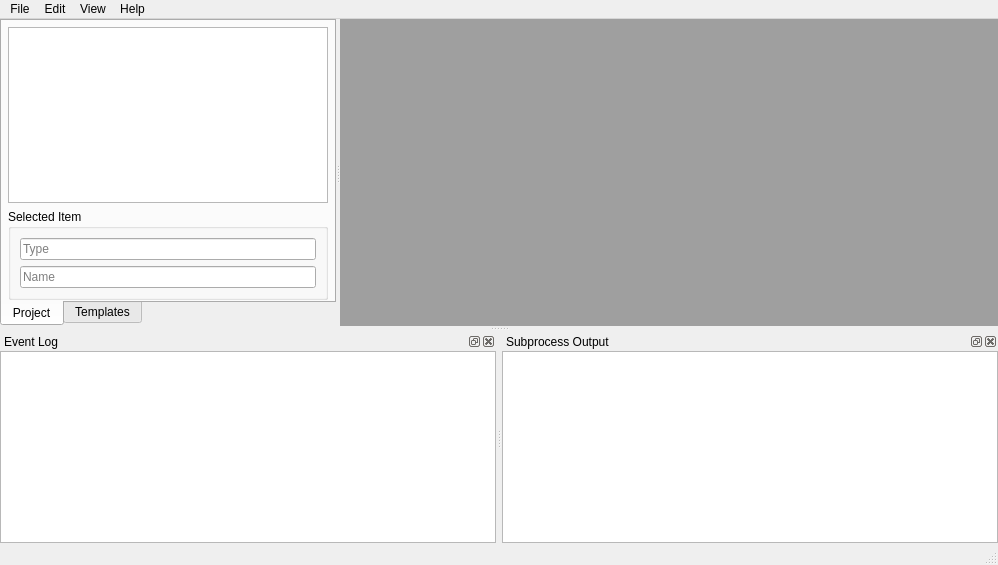
This is spinetoolbox/ui/mainwindow.ui in spine-tools/Spine-Toolbox as Qt 5 draws it before an edit. The edited form follows.
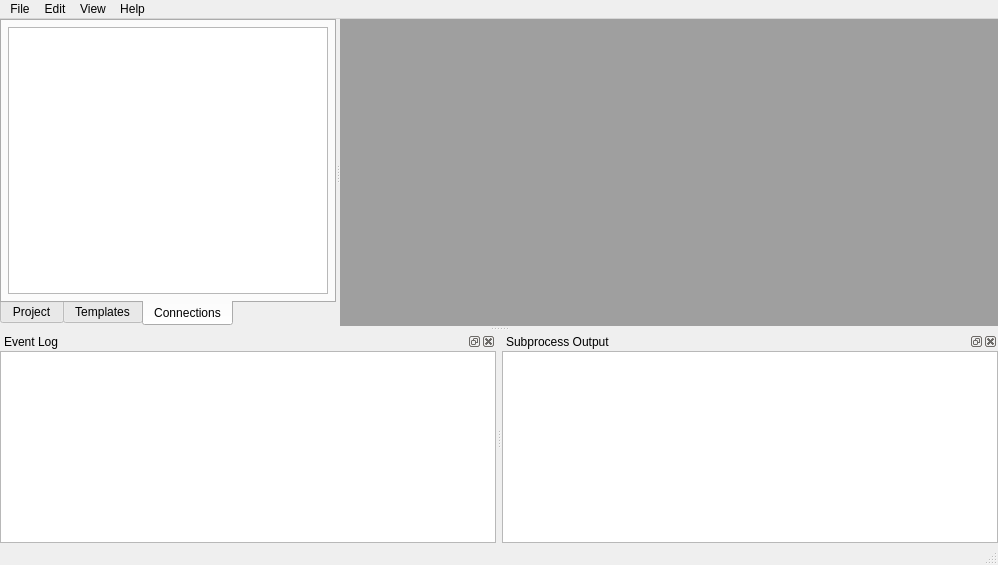
This is the edited form. The open tabs and pages were chosen to show the change. Icons and pictures are not drawn. Custom widgets are drawn as their Qt base class.

What changed in the file:
```diff
--- a/spinetoolbox/ui/mainwindow.ui
+++ b/spinetoolbox/ui/mainwindow.ui
@@ -313,6 +313,41 @@
          </item>
         </layout>
        </widget>
+       <widget class="QWidget" name="tab_connections">
+        <attribute name="title">
+         <string>Connections</string>
+        </attribute>
+        <layout class="QVBoxLayout" name="verticalLayout_7" stretch="0">
+         <property name="spacing">
+          <number>6</number>
+         </property>
+         <property name="leftMargin">
+          <number>6</number>
+         </property>
+         <property name="topMargin">
+          <number>6</number>
+         </property>
+         <property name="rightMargin">
+          <number>6</number>
+         </property>
+         <property name="bottomMargin">
+          <number>6</number>
+         </property>
+         <item>
+          <widget class="QTableView" name="tableView_connections">
+           <property name="verticalScrollMode">
+            <enum>QAbstractItemView::ScrollPerPixel</enum>
+           </property>
+           <property name="horizontalScrollMode">
+            <enum>QAbstractItemView::ScrollPerPixel</enum>
+           </property>
+           <attribute name="horizontalHeaderStretchLastSection">
+            <bool>true</bool>
+           </attribute>
+          </widget>
+         </item>
+        </layout>
+       </widget>
       </widget>
       <widget class="QMdiArea" name="mdiArea">
        <property name="sizePolicy">
```
Left out of the diff: 2 changed lines with no effect on the pictures.
